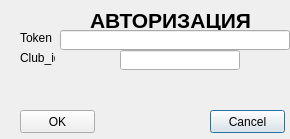
Before: the Qt Designer form untitled.ui in SH1SH4/timetable, drawn with Qt 5.
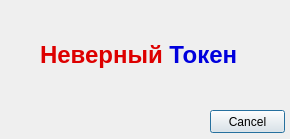
After: the same form once the commit is applied.

```diff
--- a/untitled.ui
+++ b/untitled.ui
@@ -13,6 +13,19 @@
   <property name="windowTitle">
    <string>Dialog</string>
   </property>
+  <widget class="QLabel" name="label">
+   <property name="geometry">
+    <rect>
+     <x>40</x>
+     <y>40</y>
+     <width>241</width>
+     <height>31</height>
+    </rect>
+   </property>
+   <property name="text">
+    <string>&lt;html&gt;&lt;head/&gt;&lt;body&gt;&lt;p&gt;&lt;span style=&quot; font-size:18pt; font-weight:600; color:#dd0000;&quot;&gt;Неверный &lt;/span&gt;&lt;span style=&quot; font-size:18pt; font-weight:600; color:#0000dd;&quot;&gt;Токен&lt;/span&gt;&lt;/p&gt;&lt;/body&gt;&lt;/html&gt;</string>
+   </property>
+  </widget>
   <widget class="QPushButton" name="CancelButton">
    <property name="geometry">
     <rect>
@@ -26,78 +39,6 @@
     <string>Cancel</string>
    </property>
   </widget>
-  <widget class="QPushButton" name="OkButton">
-   <property name="geometry">
-    <rect>
-     <x>20</x>
-     <y>110</y>
-     <width>75</width>
-     <height>23</height>
-    </rect>
-   </property>
-   <property name="text">
-    <string>OK</string>
-   </property>
-  </widget>
-  <widget class="QLabel" name="label_2">
-   <property name="geometry">
-    <rect>
-     <x>20</x>
-     <y>30</y>
-     <width>35</width>
-     <height>15</height>
-    </rect>
-   </property>
-   <property name="text">
-    <string>Token</string>
-   </property>
-  </widget>
-  <widget class="QLabel" name="label_3">
-   <property name="geometry">
-    <rect>
-     <x>20</x>
-     <y>50</y>
-     <width>35</width>
-     <height>15</height>
-    </rect>
-   </property>
-   <property name="text">
-    <string>Club_id</string>
-   </property>
-  </widget>
-  <widget class="QLabel" name="label">
-   <property name="geometry">
-    <rect>
-     <x>90</x>
-     <y>0</y>
-     <width>171</width>
-     <height>41</height>
-    </rect>
-   </property>
-   <property name="text">
-    <string>&lt;html&gt;&lt;head/&gt;&lt;body&gt;&lt;p&gt;&lt;span style=&quot; font-size:16pt; font-weight:600;&quot;&gt;АВТОРИЗАЦИЯ&lt;/span&gt;&lt;/p&gt;&lt;/body&gt;&lt;/html&gt;</string>
-   </property>
-  </widget>
-  <widget class="QLineEdit" name="EditToken">
-   <property name="geometry">
-    <rect>
-     <x>60</x>
-     <y>30</y>
-     <width>230</width>
-     <height>20</height>
-    </rect>
-   </property>
-  </widget>
-  <widget class="QLineEdit" name="EditId">
-   <property name="geometry">
-    <rect>
-     <x>120</x>
-     <y>50</y>
-     <width>120</width>
-     <height>20</height>
-    </rect>
-   </property>
-  </widget>
  </widget>
  <resources/>
  <connections/>
```
